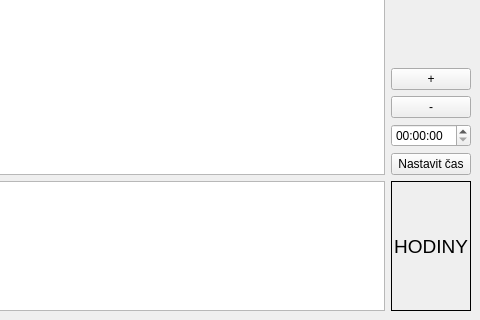
Qt form proj/mainwindow.ui (boisbb/ICP) before a commit; both pictures show x 139 to 619 and y 139 to 459 of the 619 by 459 pixel window.
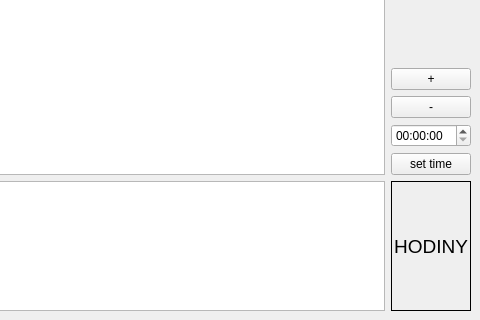
The same form after that commit.

```diff
--- a/proj/mainwindow.ui
+++ b/proj/mainwindow.ui
@@ -82,13 +82,13 @@
       <item>
        <widget class="QPushButton" name="time_changer">
         <property name="sizePolicy">
-         <sizepolicy hsizetype="Maximum" vsizetype="Fixed">
+         <sizepolicy hsizetype="Minimum" vsizetype="Fixed">
           <horstretch>0</horstretch>
           <verstretch>0</verstretch>
          </sizepolicy>
         </property>
         <property name="text">
-         <string>Nastavit čas</string>
+         <string>set time</string>
         </property>
        </widget>
       </item>
```
